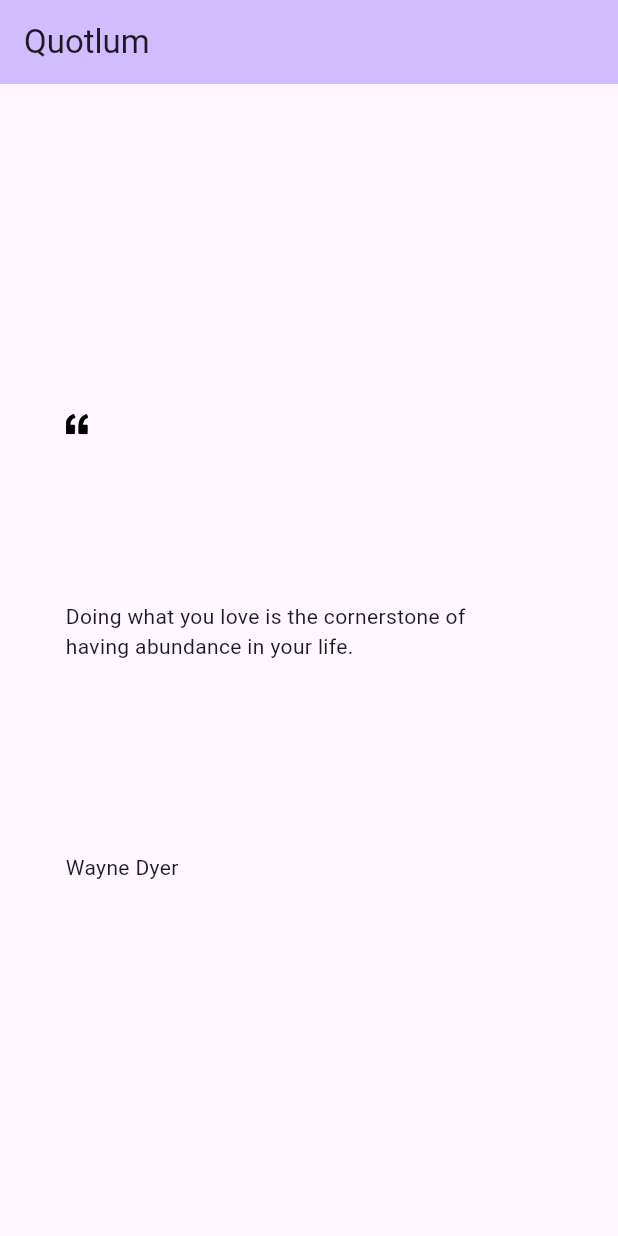
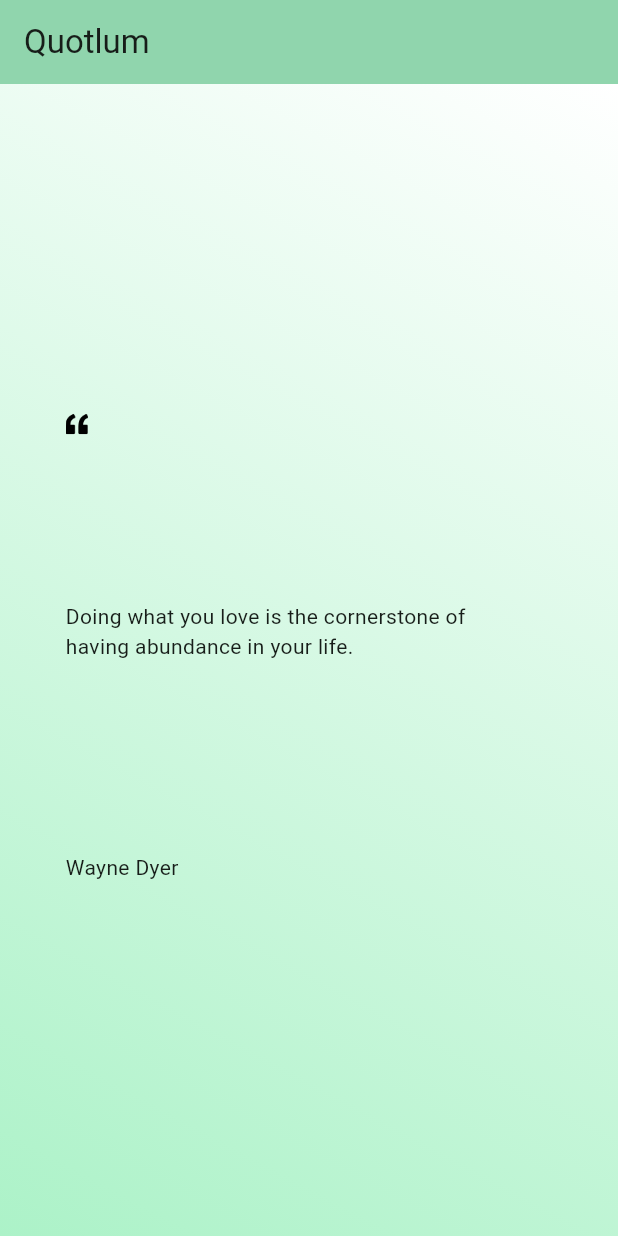
Before and after one commit to tortamque/Quotlum, a Flutter app: the screen it shows after launch, on a phone screen of 412 x 824 dp. Run offline on Flutter 3.47's test engine with Material 2 defaults, Android fonts, the phone set to English and light mode, and no system bars.

Commit message:
Create background

```diff
--- a/lib/features/app/presentation/pages/quotes_page.dart
+++ b/lib/features/app/presentation/pages/quotes_page.dart
@@ -1,4 +1,5 @@
 import 'package:flutter/material.dart';
+import 'package:quotlum/features/app/widgets/background/background.dart';
 import 'package:quotlum/features/app/widgets/quote_card/quote_card_animation.dart';
 import 'package:quotlum/features/app/widgets/quote_card/quote_card_animation_style.dart';
 
@@ -18,11 +19,16 @@ class _QuotesPageState extends State<QuotesPage> {
         backgroundColor: Theme.of(context).colorScheme.inversePrimary,
         title: Text(widget.title),
       ),
-      body: QuoteCardAnimationStyle(
-        card: QuoteCardAnimation(
-          text: "Doing what you love is the cornerstone of having abundance in your life.",
-          author: "Wayne Dyer",
-        ),
+      body: Stack(
+        children: [
+          const Background(),
+          QuoteCardAnimationStyle(
+            card: QuoteCardAnimation(
+              text: "Doing what you love is the cornerstone of having abundance in your life.",
+              author: "Wayne Dyer",
+            ),
+          ),
+        ],
       )
     );
   }
--- /dev/null
+++ b/lib/features/app/widgets/background/background.dart
@@ -0,0 +1,21 @@
+import 'package:flutter/material.dart';
+
+class Background extends StatelessWidget {
+  const Background({super.key});
+
+  @override
+  Widget build(BuildContext context) {
+    return Container(
+      decoration: BoxDecoration(
+        gradient: LinearGradient(
+          begin: Alignment.topRight,
+          end: Alignment.bottomLeft,
+          colors: [
+            Colors.white,
+            Theme.of(context).colorScheme.primaryContainer
+          ]
+        )
+      ),
+    );
+  }
+}
--- a/lib/features/app/widgets/quote_card/quote_text.dart
+++ b/lib/features/app/widgets/quote_card/quote_text.dart
@@ -15,7 +15,7 @@ class QuoteText extends StatelessWidget {
       child: Container(
         color: Colors.transparent,
         child: Align(
-          alignment: Alignment.centerLeft,
+          alignment: Alignment.center,
           child: Text(text),
         ),
       ),
--- a/lib/main.dart
+++ b/lib/main.dart
@@ -14,6 +14,8 @@ class QuotlumApp extends StatelessWidget {
     return MaterialApp(
       title: 'Quotlum',
       theme: ThemeData(
+        colorSchemeSeed: Colors.greenAccent,
+        brightness: Brightness.light,
         useMaterial3: true,
       ),
       home: const QuotesPage(title: 'Quotlum'),
```
